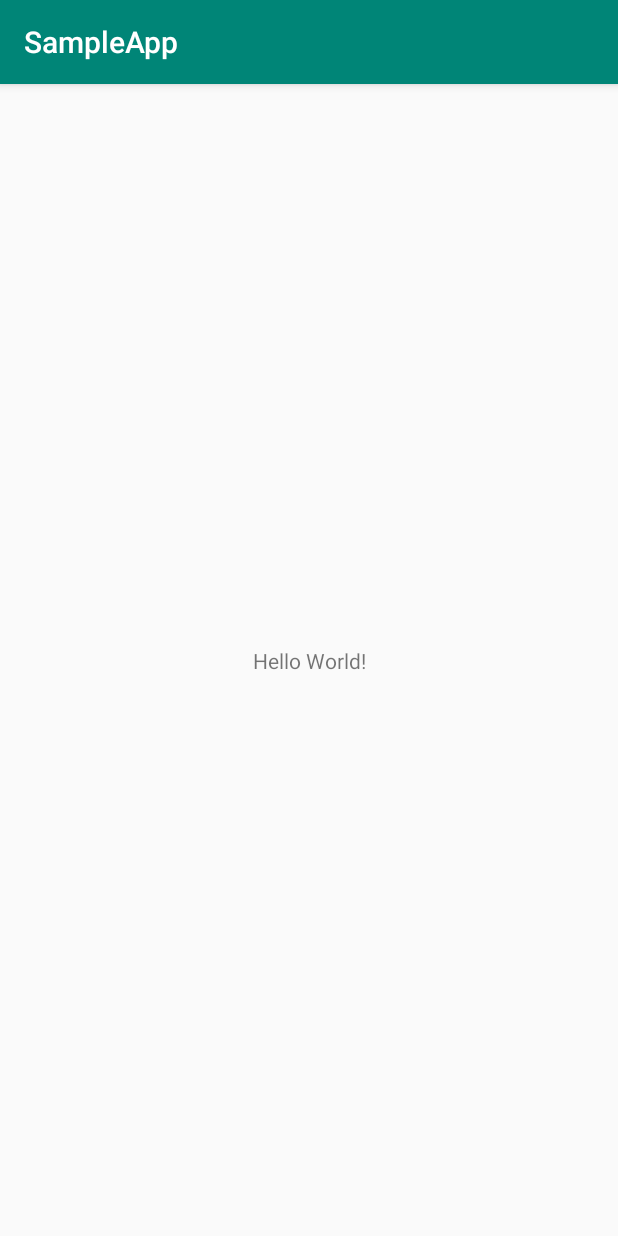
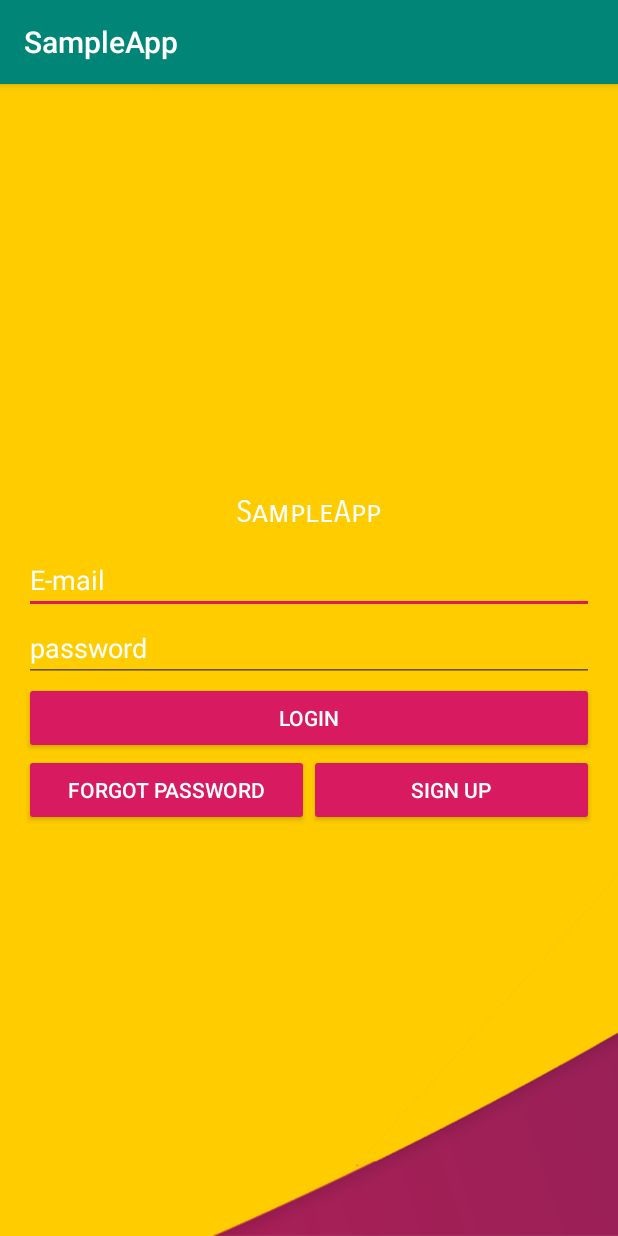
Before and after one commit to sunain11/Remiel-Sample-App, an Android app: the screen it shows after launch (MainActivity before the commit, LoginActivity after it), on a phone screen of 412 x 824 dp. Run offline under Robolectric (Android 15) with nearby library versions, the phone set to English and light mode, and no system bars; our stand-ins replace Firebase (no records; nobody signed in at launch, a user with empty details on screens opened directly); libraries missing offline, so code that uses them is left out: es.dmoral.toasty.

Commit message:
Update 2

```diff
--- a/app/build.gradle
+++ b/app/build.gradle
@@ -21,7 +21,9 @@ android {
 
 dependencies {
     implementation fileTree(dir: 'libs', include: ['*.jar'])
-    implementation 'com.android.support:appcompat-v7:26.+'
+    implementation 'com.android.support:appcompat-v7:28.0.0'
+    implementation 'com.android.support:cardview-v7:28.+'
+    implementation 'com.android.support:recyclerview-v7:28.+'
     implementation 'com.android.support.constraint:constraint-layout:1.1.3'
     testImplementation 'junit:junit:4.12'
     androidTestImplementation 'com.android.support.test:runner:1.0.2'
@@ -29,4 +31,5 @@ dependencies {
     implementation 'com.google.firebase:firebase-database:16.0.1'
     implementation 'com.google.firebase:firebase-auth:16.0.1'
     implementation 'com.google.firebase:firebase-storage:16.0.1'
+    implementation 'com.github.GrenderG:Toasty:1.3.0'
 }
--- a/app/src/main/AndroidManifest.xml
+++ b/app/src/main/AndroidManifest.xml
@@ -9,13 +9,15 @@
         android:roundIcon="@mipmap/ic_launcher_round"
         android:supportsRtl="true"
         android:theme="@style/AppTheme">
-        <activity android:name=".MainActivity">
+        <activity android:name=".Activity.MainActivity">
             <intent-filter>
                 <action android:name="android.intent.action.MAIN" />
 
                 <category android:name="android.intent.category.LAUNCHER" />
             </intent-filter>
         </activity>
+        <activity android:name=".Activity.LoginActivity" />
+        <activity android:name=".Activity.SignupActivity"></activity>
     </application>
 
 </manifest>
--- /dev/null
+++ b/app/src/main/java/com/sunain/sampleapp/Activity/LoginActivity.java
@@ -0,0 +1,108 @@
+package com.sunain.sampleapp.Activity;
+
+import android.content.Intent;
+import android.support.annotation.NonNull;
+import android.support.v7.app.AppCompatActivity;
+import android.os.Bundle;
+import android.util.Log;
+import android.view.View;
+import android.widget.Button;
+import android.widget.TextView;
+import android.widget.Toast;
+
+import com.google.android.gms.tasks.OnCompleteListener;
+import com.google.android.gms.tasks.Task;
+import com.google.firebase.auth.AuthResult;
+import com.google.firebase.auth.FirebaseAuth;
+import com.google.firebase.auth.FirebaseUser;
+import com.sunain.sampleapp.R;
+
+import es.dmoral.toasty.Toasty;
+
+public class LoginActivity extends AppCompatActivity {
+    private FirebaseAuth mAuth;
+    String TAG="LoginActivity";
+    Button blogin,bforgetpass,bsignup;
+    TextView tv_email,tv_pass;
+    @Override
+    protected void onCreate(Bundle savedInstanceState) {
+        super.onCreate(savedInstanceState);
+        setContentView(R.layout.activity_login);
+        mAuth = FirebaseAuth.getInstance();
+        blogin=findViewById(R.id.login_button);
+        bforgetpass=findViewById(R.id.login_forget_password);
+        bsignup=findViewById(R.id.login_sign_up);
+        tv_email=findViewById(R.id.login_email);
+        tv_pass=findViewById(R.id.login_password);
+        login_press();
+        forget_press();
+        signup_press();
+    }
+
+    private void forget_press()
+    {
+
+    }
+    private void signup_press()
+    {
+        bsignup.setOnClickListener(new View.OnClickListener() {
+            @Override
+            public void onClick(View v) {
+                Intent i=new Intent(LoginActivity.this,SignupActivity.class);
+                startActivity(i);
+            }
+        });
+    }
+    private void login_press()
+    {
+        blogin.setOnClickListener(new View.OnClickListener() {
+            @Override
+            public void onClick(View v) {
+                if(tv_email.getText().toString().length()==0||tv_pass.getText().toString().length()==0)
+                {
+                  Toasty.error(getApplicationContext(),"Enter email and Password",Toast.LENGTH_LONG).show();
+                  return;
+                }
+                signin_func(tv_email.getText().toString(),tv_pass.getText().toString());
+            }
+        });
+    }
+    private void signin_func(String email,String password)
+    {
+        mAuth.signInWithEmailAndPassword(email, password)
+                .addOnCompleteListener(this, new OnCompleteListener<AuthResult>() {
+                    @Override
+                    public void onComplete(@NonNull Task<AuthResult> task) {
+                        if (task.isSuccessful()) {
+                            // Sign in success, update UI with the signed-in user's information
+                            Log.d(TAG, "signInWithEmail:success");
+                            FirebaseUser user = mAuth.getCurrentUser();
+                            Intent i=new Intent(LoginActivity.this,MainActivity.class);
+                            startActivity(i);
+                            finish();
+
+                        } else {
+                            // If sign in fails, display a message to the user.
+                            Log.w(TAG, "signInWithEmail:failure", task.getException());
+                            Toasty.error(getApplicationContext(), "Incorrect email or password",
+                                    Toast.LENGTH_SHORT).show();
+
+                        }
+
+                        // ...
+                    }
+                });
+
+    }
+    @Override
+    protected void onStart() {
+        super.onStart();
+        if(FirebaseAuth.getInstance().getCurrentUser()!=null)
+        {
+            Intent i=new Intent(this,MainActivity.class);
+            startActivity(i);
+            finish();
+        }
+    }
+
+}
--- /dev/null
+++ b/app/src/main/java/com/sunain/sampleapp/Activity/MainActivity.java
@@ -0,0 +1,29 @@
+package com.sunain.sampleapp.Activity;
+
+import android.content.Intent;
+import android.support.v7.app.AppCompatActivity;
+import android.os.Bundle;
+
+import com.google.firebase.auth.FirebaseAuth;
+import com.sunain.sampleapp.Activity.LoginActivity;
+import com.sunain.sampleapp.R;
+
+public class MainActivity extends AppCompatActivity {
+
+    @Override
+    protected void onCreate(Bundle savedInstanceState) {
+        super.onCreate(savedInstanceState);
+        setContentView(R.layout.activity_main);
+    }
+
+    @Override
+    protected void onStart() {
+        super.onStart();
+        if(FirebaseAuth.getInstance().getCurrentUser()==null)
+        {
+            Intent i= new Intent(this,LoginActivity.class);
+            startActivity(i);
+            finish();
+        }
+    }
+}
--- /dev/null
+++ b/app/src/main/res/layout/activity_login.xml
@@ -0,0 +1,90 @@
+<?xml version="1.0" encoding="utf-8"?>
+<RelativeLayout xmlns:android="http://schemas.android.com/apk/res/android"
+xmlns:app="http://schemas.android.com/apk/res-auto"
+xmlns:tools="http://schemas.android.com/tools"
+android:id="@+id/main_layout"
+android:layout_width="match_parent"
+android:layout_height="match_parent"
+android:background="@drawable/bg"
+android:gravity="center"
+android:orientation="vertical"
+tools:context=".Activity.LoginActivity">
+
+<TextView
+    android:id="@+id/title_text"
+    android:layout_width="wrap_content"
+    android:layout_height="wrap_content"
+    android:layout_marginBottom="10dp"
+    android:textColor="@color/White"
+    android:fontFamily="sans-serif-smallcaps"
+    android:text="@string/app_name"
+    android:textSize="20sp"
+    android:layout_centerHorizontal="true"
+    android:layout_above="@+id/phone_auth_fields"/>
+
+<LinearLayout
+    android:layout_centerInParent="true"
+    android:id="@+id/phone_auth_fields"
+    android:layout_width="fill_parent"
+    android:layout_height="wrap_content"
+    android:orientation="vertical"
+    android:paddingLeft="16dp"
+    android:paddingRight="16dp">
+
+    <LinearLayout
+        android:layout_width="match_parent"
+        android:layout_height="wrap_content"
+        android:orientation="vertical">
+
+        <EditText
+            android:id="@+id/login_email"
+            android:layout_width="match_parent"
+            android:layout_height="wrap_content"
+            android:hint="E-mail"
+            android:inputType="textWebEmailAddress"
+            android:textColor="@color/White"
+            android:textColorHint="@color/White" />
+
+        <EditText
+            android:id="@+id/login_password"
+            android:layout_width="match_parent"
+            android:layout_height="wrap_content"
+            android:hint="password"
+            android:inputType="textPassword"
+            android:textColor="@color/White"
+            android:textColorHint="@color/White" />
+
+    </LinearLayout>
+    <Button
+        android:id="@+id/login_button"
+        android:layout_width="match_parent"
+        android:layout_height="wrap_content"
+        android:layout_weight="1.0"
+        android:text="Login"
+        android:theme="@style/ThemeOverlay.MyDarkButton" />
+    <LinearLayout
+        android:layout_width="match_parent"
+        android:layout_height="wrap_content"
+        android:orientation="horizontal"
+        android:weightSum="2.0">
+
+        <Button
+            android:id="@+id/login_forget_password"
+            android:layout_width="match_parent"
+            android:layout_height="wrap_content"
+            android:layout_weight="1.0"
+            android:text="Forgot Password"
+            android:theme="@style/ThemeOverlay.MyDarkButton" />
+
+        <Button
+            android:id="@+id/login_sign_up"
+            android:layout_width="match_parent"
+            android:layout_height="wrap_content"
+            android:layout_weight="1.0"
+            android:text="Sign Up"
+            android:theme="@style/ThemeOverlay.MyDarkButton" />
+    </LinearLayout>
+
+</LinearLayout>
+
+</RelativeLayout>
--- a/app/src/main/res/layout/activity_main.xml
+++ b/app/src/main/res/layout/activity_main.xml
@@ -4,7 +4,7 @@
     xmlns:tools="http://schemas.android.com/tools"
     android:layout_width="match_parent"
     android:layout_height="match_parent"
-    tools:context=".MainActivity">
+    tools:context=".Activity.MainActivity">
 
     <TextView
         android:layout_width="wrap_content"
--- a/app/src/main/res/values/styles.xml
+++ b/app/src/main/res/values/styles.xml
@@ -7,5 +7,10 @@
         <item name="colorPrimaryDark">@color/colorPrimaryDark</item>
         <item name="colorAccent">@color/colorAccent</item>
     </style>
-
+    <style name="ThemeOverlay.MyDarkButton" parent="ThemeOverlay.AppCompat.Dark">
+        <item name="colorButtonNormal">@color/colorAccent</item>
+        <item name="android:layout_marginRight">4dp</item>
+        <item name="android:layout_marginLeft">4dp</item>
+        <item name="android:textColor">@android:color/white</item>
+    </style>
 </resources>
--- a/build.gradle
+++ b/build.gradle
@@ -19,6 +19,7 @@ allprojects {
     repositories {
         google()
         jcenter()
+        maven { url "https://jitpack.io" }
     }
 }
 
```
Also changed, not shown: app/src/main/java/com/sunain/sampleapp/Activity/SignupActivity.java (added, +168 -0 lines), app/src/main/java/com/sunain/sampleapp/MainActivity.java (deleted, +0 -13 lines), app/src/main/java/com/sunain/sampleapp/model/Post.java (added, +64 -0 lines), app/src/main/res/layout/activity_signup.xml (added, +90 -0 lines), app/src/main/res/values/colors.xml (+38 -0 lines), app/src/main/res/drawable/bg.png (added).
